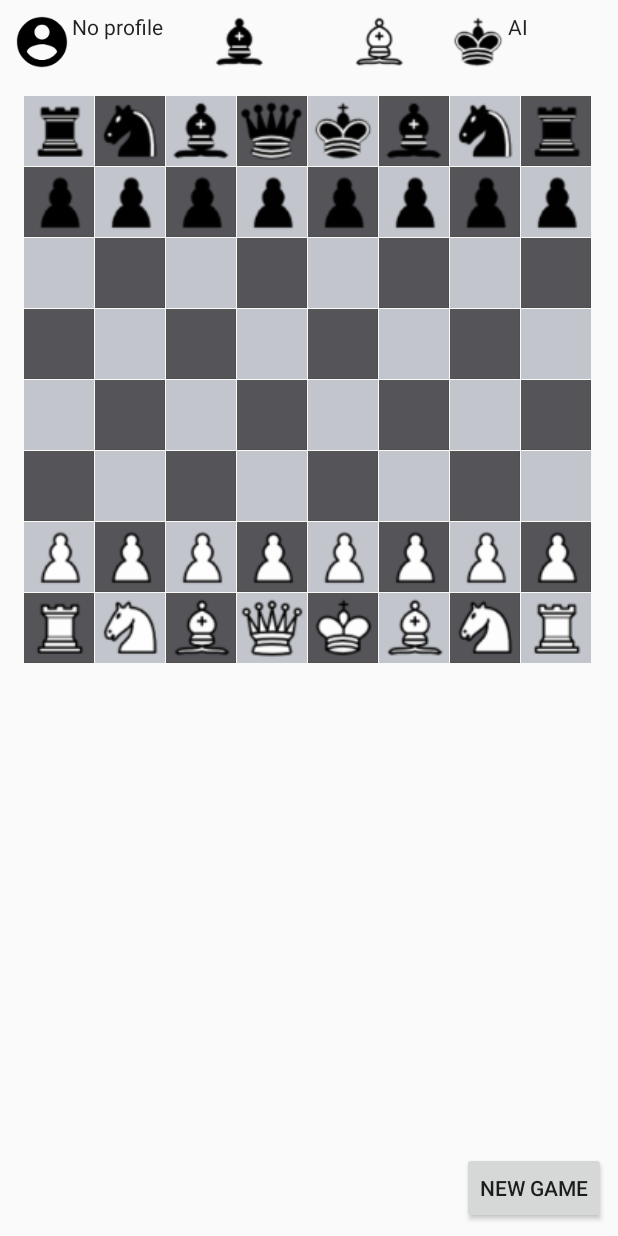
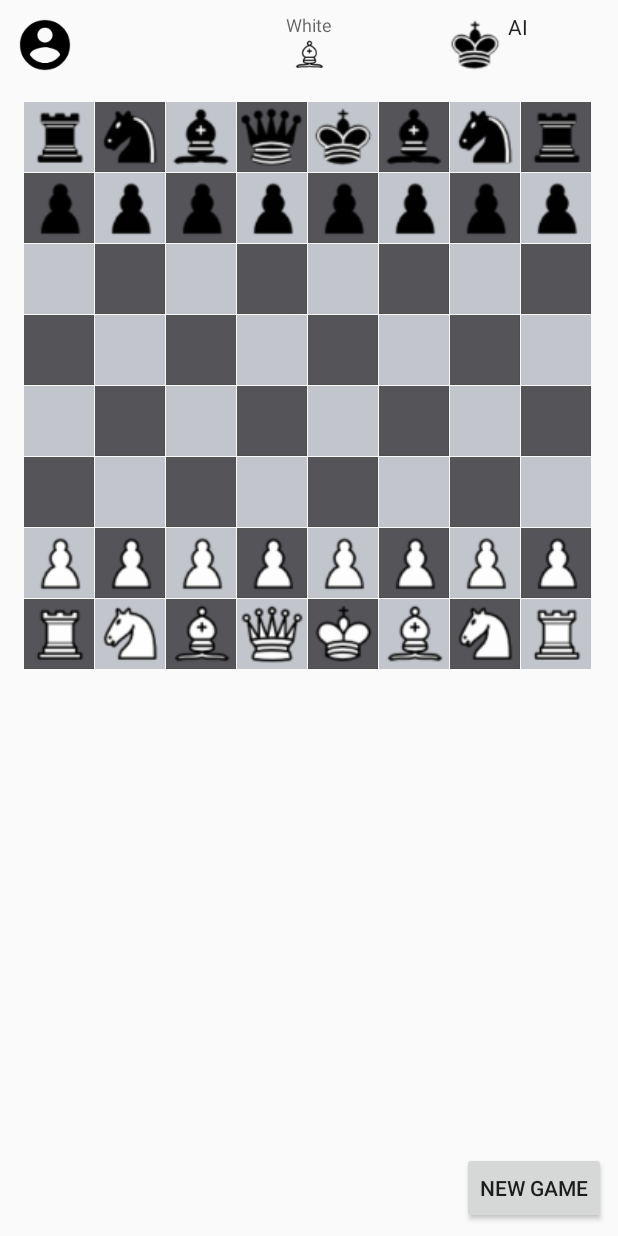
Before and after one commit to Quantum2/AMOV, an Android app: the ChessActivity screen opened directly, with no data from a screen before it, on a phone screen of 412 x 824 dp. Run offline under Robolectric (Android 15) with nearby library versions, the phone set to English and light mode, and no system bars.

Commit message:
More changes

```diff
--- a/app/src/main/java/com/imaginarymakings/chess/Activities/ChessActivity.java
+++ b/app/src/main/java/com/imaginarymakings/chess/Activities/ChessActivity.java
@@ -46,6 +46,9 @@ public class ChessActivity extends AppCompatActivity {
     ImageView localProfile;
     ImageView opponentProfile;
 
+    ImageView currentColor;
+    TextView currentColorText;
+
     private int movingPiece;
     private PastGame game;
 
@@ -72,6 +75,9 @@ public class ChessActivity extends AppCompatActivity {
 
         localProfile = findViewById(R.id.imageLocal);
         opponentProfile = findViewById(R.id.imageOpponent);
+
+        currentColor = findViewById(R.id.turn);
+        currentColorText = findViewById(R.id.colorDesc);
 
         gv.setAdapter(new SpaceAdapter(this));
         gv.setOnTouchListener(new View.OnTouchListener() {
@@ -105,8 +111,15 @@ public class ChessActivity extends AppCompatActivity {
 
                             if (nm == null)
                                 doAIMove();
-                            else
-                                nm.gameInfo = ((SpaceAdapter) gv.getAdapter()).getGameInfo();
+                            else{
+                                GameInfo gm = ((SpaceAdapter) gv.getAdapter()).getGameInfo();
+                                Profile profile = Profile.getLoadedProfile(c);
+                                if (profile != null)
+                                    gm.profile = profile;
+
+                                nm.gameInfo = gm;
+                            }
+
 
                             game.addMovement(movingPiece, position);
                             checkForGameLost();
@@ -151,11 +164,19 @@ public class ChessActivity extends AppCompatActivity {
                 ((SpaceAdapter) gv.getAdapter()).setGameInfo(obj);
 
             opponentName.setText(R.string.ai_profile_name);
+        }
 
-            Profile profile = Profile.getLoadedProfile(this);
-            if (profile == null)
-                localName.setText(R.string.no_profile);
+        Profile profile = Profile.getLoadedProfile(this);
+        if (profile == null)
+            localName.setText(R.string.no_profile);
+        else {
+            localName.setText(profile.name);
+
+            if (profile.photo != null)
+                localProfile.setImageBitmap(Utils.convert(profile.photo));
         }
+
+        checkForGameLost();
     }
 
     @Override
@@ -216,6 +237,16 @@ public class ChessActivity extends AppCompatActivity {
             GameInfo gameInfo = (GameInfo) intent.getSerializableExtra("gameInfo");
             if (gameInfo != null){
                 ((SpaceAdapter) gv.getAdapter()).setGameInfo(gameInfo);
+
+                if (gameInfo.profile != null){
+                    if (gameInfo.profile.name != null)
+                        opponentName.setText(gameInfo.profile.name);
+                    else
+                        opponentName.setText(R.string.no_profile);
+
+                    if (gameInfo.profile.photo != null)
+                        opponentProfile.setImageBitmap(Utils.convert(gameInfo.profile.photo));
+                }
             }
 
             ((SpaceAdapter) gv.getAdapter()).notifyDataSetChanged();
@@ -246,6 +277,14 @@ public class ChessActivity extends AppCompatActivity {
     private void checkForGameLost(){
         SpaceAdapter adapter = (SpaceAdapter) gv.getAdapter();
         boolean kingBlack = false, kingWhite = false;
+
+        if (adapter.currentPlayer == Player.WHITE){
+            currentColor.setImageResource(R.drawable.chess_blt60);
+            currentColorText.setText(R.string.whites);
+        } else {
+            currentColor.setImageResource(R.drawable.chess_bdt60);
+            currentColorText.setText(R.string.blacks);
+        }
 
         for (int i = 0; i < adapter.pieces.length; i++){
             if (adapter.pieces[i] == Piece.KING_WHITE)
--- a/app/src/main/java/com/imaginarymakings/chess/Activities/MainActivity.java
+++ b/app/src/main/java/com/imaginarymakings/chess/Activities/MainActivity.java
@@ -70,5 +70,9 @@ public class MainActivity extends AppCompatActivity {
                 return true;
             }
         });
+
+        if (getIntent().getExtras() != null){
+
+        }
     }
 }
--- a/app/src/main/java/com/imaginarymakings/chess/Logic/Profile.java
+++ b/app/src/main/java/com/imaginarymakings/chess/Logic/Profile.java
@@ -3,8 +3,6 @@ package com.imaginarymakings.chess.Logic;
 import android.app.Activity;
 import android.content.Context;
 import android.content.SharedPreferences;
-import android.graphics.Bitmap;
-import android.graphics.drawable.Drawable;
 
 import com.google.gson.Gson;
 
@@ -27,7 +25,7 @@ public class Profile implements Serializable {
     }
 
     public static Profile getLoadedProfile(Context c){
-        SharedPreferences sharedPref = ((Activity) c).getPreferences(Context.MODE_PRIVATE);
+        SharedPreferences sharedPref = ((Activity) c).getSharedPreferences("User", Context.MODE_PRIVATE);
 
         Gson gson = new Gson();
         String json = sharedPref.getString("Profile", "");
@@ -35,7 +33,7 @@ public class Profile implements Serializable {
     }
 
     public void saveProfileToSharedPreferences(Context c){
-        SharedPreferences sharedPref = ((Activity) c).getPreferences(Context.MODE_PRIVATE);
+        SharedPreferences sharedPref = ((Activity) c).getSharedPreferences("User", Context.MODE_PRIVATE);
 
         SharedPreferences.Editor prefsEditor = sharedPref.edit();
         Gson gson = new Gson();
@@ -45,7 +43,7 @@ public class Profile implements Serializable {
     }
 
     public static void deleteProfile(Context c){
-        SharedPreferences sharedPref = ((Activity) c).getPreferences(Context.MODE_PRIVATE);
+        SharedPreferences sharedPref = ((Activity) c).getSharedPreferences("User", Context.MODE_PRIVATE);
 
         sharedPref.edit().remove("Profile").apply();
     }
--- a/app/src/main/java/com/imaginarymakings/chess/Utils/NetworkManager.java
+++ b/app/src/main/java/com/imaginarymakings/chess/Utils/NetworkManager.java
@@ -76,6 +76,7 @@ public class NetworkManager {
 
                     Intent intent = new Intent(c, MainActivity.class);
                     intent.addFlags(Intent.FLAG_ACTIVITY_CLEAR_TOP | Intent.FLAG_ACTIVITY_NEW_TASK);
+                    intent.putExtra("error", e.toString());
                     c.startActivity(intent);
                 }
             }
@@ -114,6 +115,7 @@ public class NetworkManager {
 
                     Intent intent = new Intent(c, MainActivity.class);
                     intent.addFlags(Intent.FLAG_ACTIVITY_CLEAR_TOP | Intent.FLAG_ACTIVITY_NEW_TASK);
+                    intent.putExtra("error", e.toString());
                     c.startActivity(intent);
                 }
             }
--- a/app/src/main/res/layout/activity_chess.xml
+++ b/app/src/main/res/layout/activity_chess.xml
@@ -20,6 +20,7 @@
             android:id="@+id/imageLocal"
             android:layout_width="40dp"
             android:layout_height="40dp"
+            android:layout_margin="2dp"
             android:layout_weight="1"
             app:srcCompat="@drawable/ic_account_circle_black_24dp"/>
 
@@ -28,7 +29,7 @@
             android:layout_width="65dp"
             android:layout_height="wrap_content"
             android:layout_weight="1"
-            android:text="TextView"
+            android:text="@string/no_profile"
             android:textAppearance="@style/TextAppearance.AppCompat.Body1"/>
     </LinearLayout>
 
@@ -46,6 +47,7 @@
             android:id="@+id/imageOpponent"
             android:layout_width="40dp"
             android:layout_height="40dp"
+            android:layout_margin="2dp"
             android:layout_weight="1"
             app:srcCompat="@drawable/chess_kdt60"/>
 
@@ -54,7 +56,7 @@
             android:layout_width="65dp"
             android:layout_height="wrap_content"
             android:layout_weight="1"
-            android:text="TextView"
+            android:text="@string/no_profile"
             android:textAlignment="viewStart"
             android:textAppearance="@style/TextAppearance.AppCompat.Body1"/>
     </LinearLayout>
@@ -128,23 +130,27 @@
         android:layout_width="0dp"
         android:layout_height="40dp"
         android:layout_marginTop="8dp"
-        android:orientation="horizontal"
+        android:orientation="vertical"
         app:layout_constraintLeft_toRightOf="@+id/profileLocalLayout"
         app:layout_constraintRight_toLeftOf="@+id/profileOpponentLayout"
         app:layout_constraintTop_toTopOf="parent">
 
+        <TextView
+            android:id="@+id/colorDesc"
+            android:layout_width="match_parent"
+            android:layout_height="wrap_content"
+            android:layout_weight="0"
+            android:text="Cor"
+            android:textAlignment="center"
+            android:textAppearance="@style/TextAppearance.AppCompat.Caption"/>
+
         <ImageView
-            android:id="@+id/eatenLocal"
+            android:id="@+id/turn"
             android:layout_width="match_parent"
             android:layout_height="match_parent"
             android:layout_weight="1"
+            android:scaleType="fitCenter"
             app:srcCompat="@drawable/chess_bdt60"/>
 
-        <ImageView
-            android:id="@+id/eatenOpponent"
-            android:layout_width="match_parent"
-            android:layout_height="match_parent"
-            android:layout_weight="1"
-            app:srcCompat="@drawable/chess_blt60"/>
     </LinearLayout>
 </android.support.constraint.ConstraintLayout>
--- a/app/src/main/res/values/strings.xml
+++ b/app/src/main/res/values/strings.xml
@@ -21,4 +21,6 @@
     <string name="lost_label">Lost:</string>
     <string name="ai_profile_name">AI</string>
     <string name="no_profile">No profile</string>
+    <string name="whites">White</string>
+    <string name="blacks">Black</string>
 </resources>
```
Also changed, not shown: app/src/main/java/com/imaginarymakings/chess/Logic/GameInfo.java (+0 -7 lines), 2 other files.
